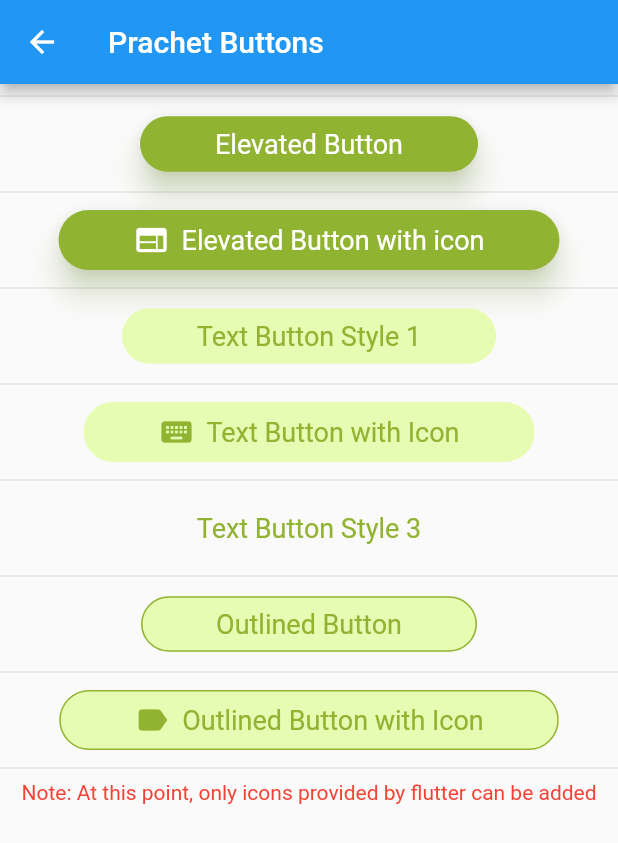
After one commit to prachet-com/flutter_gallary, a Flutter app: the screen it shows after launch, after a tap on "Prachet Buttons", on a phone screen of 412 x 824 dp. The commit adds this screen. Shown: the top 843 px of the screen. Run offline on Flutter 3.47's test engine with Material 2 defaults, Android fonts, the phone set to English and light mode, and no system bars.

Commit message:
Added Prachet styled buttons with green color

```diff
--- /dev/null
+++ b/lib/buttons/buttons-demo.dart
@@ -0,0 +1,80 @@
+import 'package:flutter/material.dart';
+
+class ButtonsDemoScreen extends StatelessWidget {
+  static final routeName = "/buttons-demo";
+
+  @override
+  Widget build(BuildContext context) {
+    return Scaffold(
+        appBar: AppBar(
+          title: Text('Prachet Buttons'),
+        ),
+        body: Column(
+          children: [
+            Divider(),
+            Container(
+              // fixed width can be set like this too
+              // width: 200,
+              child: ElevatedButton(
+                key: GlobalKey(),
+                onPressed: () {},
+                child: Text("Elevated Button"),
+                style: ElevatedButton.styleFrom(
+                    //how to override colors
+                    // primary: Colors.teal,
+                    ),
+              ),
+            ),
+            Divider(),
+            ElevatedButton.icon(
+              key: GlobalKey(),
+              onPressed: () {},
+              label: Text("Elevated Button with icon"),
+              icon: Icon(Icons.web),
+            ),
+            Divider(),
+            TextButton(
+              key: GlobalKey(),
+              onPressed: () {},
+              child: Text('Text Button Style 1'),
+              style: TextButton.styleFrom(),
+            ),
+            Divider(),
+            TextButton.icon(
+              key: GlobalKey(),
+              onPressed: () {},
+              label: Text('Text Button with Icon'),
+              icon: Icon(Icons.keyboard),
+              style: TextButton.styleFrom(),
+            ),
+            Divider(),
+            TextButton(
+              key: GlobalKey(),
+              onPressed: () {},
+              child: Text('Text Button Style 3'),
+              style: TextButton.styleFrom(backgroundColor: Colors.transparent),
+            ),
+            Divider(),
+            OutlinedButton(
+              key: GlobalKey(),
+              onPressed: () {},
+              child: Text('Outlined Button'),
+            ),
+            Divider(),
+            OutlinedButton.icon(
+              key: GlobalKey(),
+              onPressed: () {},
+              label: Text('Outlined Button with Icon'),
+              icon: Icon(Icons.label),
+            ),
+            Divider(),
+            Text(
+              'Note: At this point, only icons provided by flutter can be added',
+              style: TextStyle(
+                color: Colors.red
+              ),
+            ),
+          ],
+        ));
+  }
+}
--- a/lib/homepage.dart
+++ b/lib/homepage.dart
@@ -1,4 +1,5 @@
 import 'package:flutter/material.dart';
+import 'package:flutter_gallary/buttons/buttons-demo.dart';
 import 'package:flutter_gallary/layout/expansionPanelDemo.dart';
 import 'package:flutter_gallary/layout/scrollbarDemo.dart';
 
@@ -25,7 +26,8 @@ class HomepageScreen extends StatelessWidget {
       body: ListView(
         children: [
           buildTile(context, "Scrollbar", ScrollbarDemo.routeName),
-          buildTile(context, "Expansion Panel", ExpansionPanelDemo.routeName),
+          // buildTile(context, "Expansion Panel", ExpansionPanelDemo.routeName),
+          buildTile(context, "Prachet Buttons", ButtonsDemoScreen.routeName),
           // buildTile("Something else"),
         ],
       ),
--- a/lib/main.dart
+++ b/lib/main.dart
@@ -1,4 +1,5 @@
 import 'package:flutter/material.dart';
+import 'package:flutter_gallary/buttons/buttons-demo.dart';
 import 'package:flutter_gallary/homepage.dart';
 import 'package:flutter_gallary/layout/expansionPanelDemo.dart';
 import 'package:flutter_gallary/layout/scrollbarDemo.dart';
@@ -24,11 +25,60 @@ class MyApp extends StatelessWidget {
         // Notice that the counter didn't reset back to zero; the application
         // is not restarted.
         primarySwatch: Colors.blue,
+        elevatedButtonTheme: ElevatedButtonThemeData(
+          style: ElevatedButton.styleFrom(
+            elevation: 8,
+            primary: Color.fromRGBO(145, 179, 50, 1),
+            onPrimary: Colors.white,
+            shadowColor: Color.fromRGBO(231, 252, 179, 1),
+            shape: new RoundedRectangleBorder(
+              borderRadius: new BorderRadius.circular(30.0),
+            ),
+            padding: EdgeInsets.symmetric(horizontal: 50, vertical: 8),
+            textStyle: TextStyle(
+              fontSize: 18,
+              fontWeight: FontWeight.w400,
+            ),
+          ),
+        ),
+        outlinedButtonTheme: OutlinedButtonThemeData(
+          style: OutlinedButton.styleFrom(
+            primary: Color.fromRGBO(145, 179, 50, 1),
+            backgroundColor: Color.fromRGBO(231, 252, 179, 1),
+            shape: new RoundedRectangleBorder(
+              borderRadius: new BorderRadius.circular(30.0),
+            ),
+            padding: EdgeInsets.symmetric(horizontal: 50, vertical: 8),
+            textStyle: TextStyle(
+              fontSize: 18,
+              fontWeight: FontWeight.w400,
+            ),
+            side: BorderSide(
+              width: 1.0,
+              color: Color.fromRGBO(145, 179, 50, 1),
+            ),
+          ),
+        ),
+        textButtonTheme: TextButtonThemeData(
+          style: TextButton.styleFrom(
+            primary: Color.fromRGBO(145, 179, 50, 1),
+            backgroundColor: Color.fromRGBO(231, 252, 179, 1),
+            shape: new RoundedRectangleBorder(
+              borderRadius: new BorderRadius.circular(30.0),
+            ),
+            padding: EdgeInsets.symmetric(horizontal: 50, vertical: 8),
+            textStyle: TextStyle(
+              fontSize: 18,
+              fontWeight: FontWeight.w400,
+            ),
+          )
+        )
       ),
       home: HomepageScreen(),
       routes: {
         ScrollbarDemo.routeName: (ctx) => ScrollbarDemo(),
-        ExpansionPanelDemo.routeName: (ctx) => ExpansionPanelDemo()
+        ExpansionPanelDemo.routeName: (ctx) => ExpansionPanelDemo(),
+        ButtonsDemoScreen.routeName: (ctx) => ButtonsDemoScreen(),
       },
     );
   }
```
